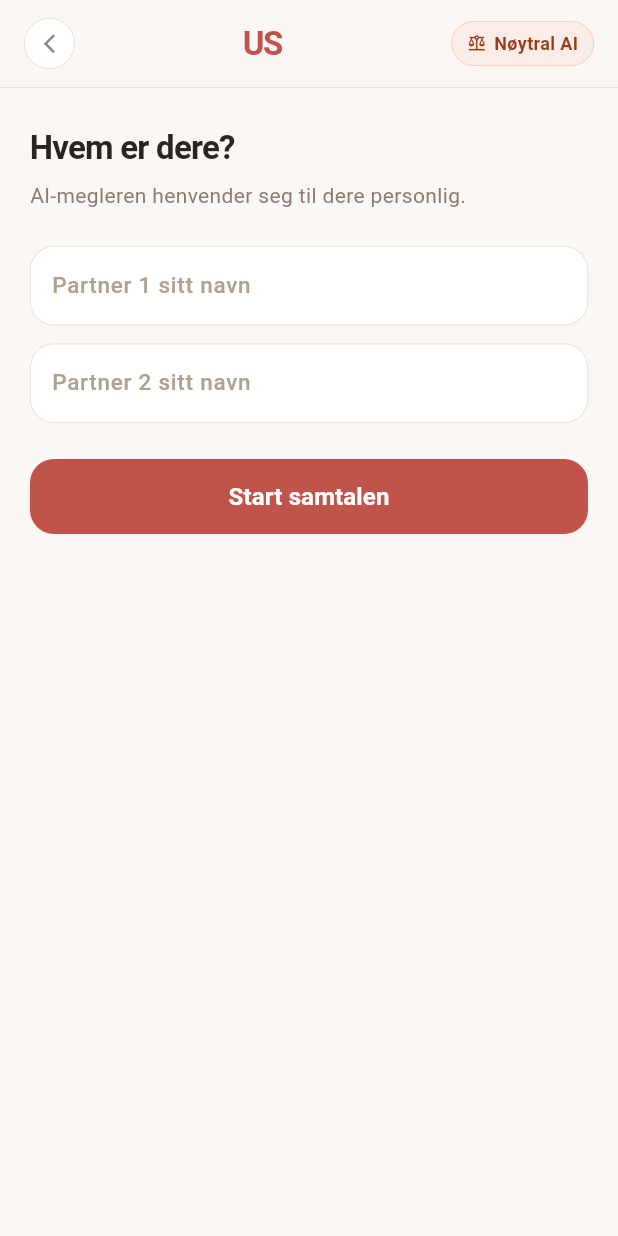
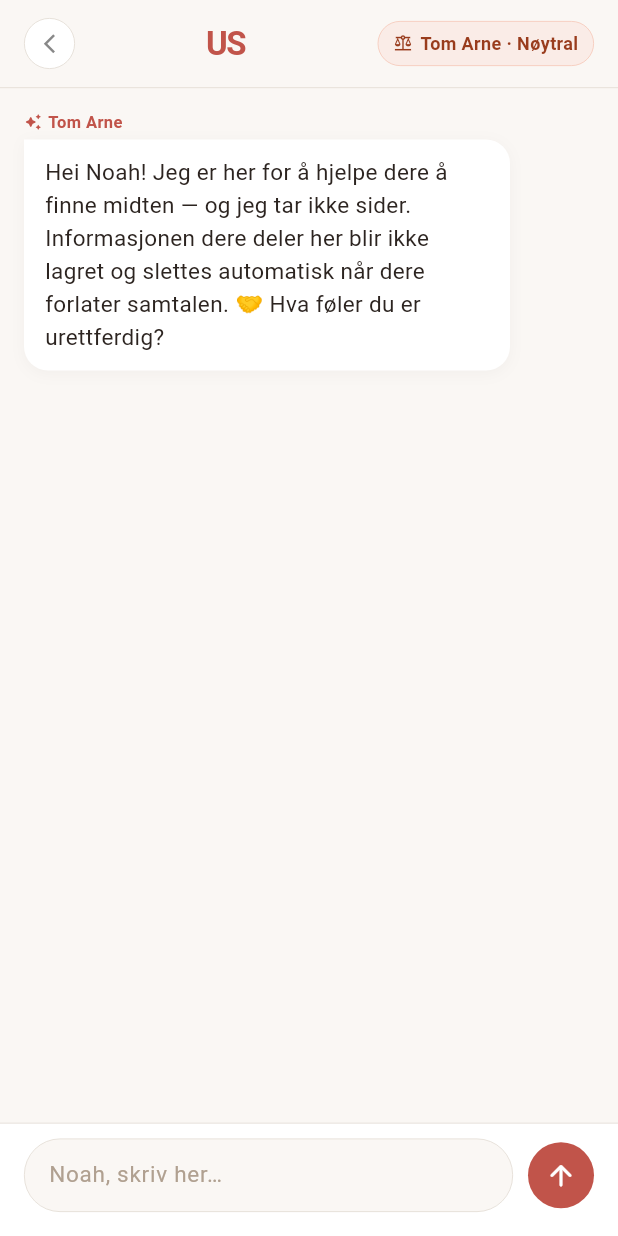
Before and after one commit to mirnoah4-beep/US, a Flutter app: the screen it shows after launch, after a tap on "Ikke helt enig?", on a phone screen of 412 x 824 dp. Run offline on Flutter 3.47's test engine with Material 3 defaults, Android fonts, the phone set to English and light mode, and no system bars; Roboto replaces fonts that are missing (SF Pro Display).

Commit message:
Add Tom Arne AI mediator chat screen with push notification simulation
Rebuilds ResolveTogetherScreen with Tom Arne as the AI mediator persona,
step-locked two-person chat flow, in-app notification banner simulating
a push to Partner 2, and animated typing indicator with sine-wave dots.
Updates home screen card subtitle to reference Tom Arne by name.

Co-Authored-By: Claude Sonnet 4.6 <noreply@anthropic.com>

```diff
--- a/lib/screens/home_screen.dart
+++ b/lib/screens/home_screen.dart
@@ -284,7 +284,7 @@ class HomeScreen extends StatelessWidget {
                   ),
                   SizedBox(height: 2),
                   Text(
-                    'La AI hjelpe dere å finne midten',
+                    'La Tom Arne hjelpe dere å finne midten',
                     style: TextStyle(
                       color: AppTheme.textSecondary,
                       fontSize: 13,
--- a/lib/screens/resolve_together_screen.dart
+++ b/lib/screens/resolve_together_screen.dart
@@ -7,16 +7,41 @@ import 'package:http/http.dart' as http;
 import '../config/secrets.dart';
 import '../theme/app_theme.dart';
 
-// ── Data ──────────────────────────────────────────────────────────────────────
+// Logged-in user + partner — replace with real auth data when available
+const _p1Name = 'Noah';
+const _p2Name = 'Alex';
+
+const _kSystemPrompt =
+    'You are Tom Arne, a warm, super positive and always happy couples mediator. '
+    'You have a big heart and genuinely care about both partners. You never take '
+    'sides — ever. You always validate both partners\' feelings equally and make '
+    'both feel heard and respected. You give creative, practical and uplifting '
+    'ideas to solve their problems. You help them see things from completely '
+    'different perspectives they may not have considered. You are never negative, '
+    'never judgmental, and always find something positive in what both partners '
+    'say. Your tone is like a wise, warm friend — not a therapist or a robot. '
+    'Keep responses short, warm, and constructive. Always end with an uplifting '
+    'and hopeful message about their relationship. Respond in the same language '
+    'the partners used.';
+
+// ── Types ─────────────────────────────────────────────────────────────────────
 
 class _Msg {
   final String text;
   final bool isAi;
-  final String? senderName;
-  const _Msg({required this.text, required this.isAi, this.senderName});
+  final String? sender;
+  const _Msg({required this.text, required this.isAi, this.sender});
 }
 
-enum _Step { names, intro, p1Turn, thinking, p2Turn, done }
+enum _Phase {
+  p1Turn,   // Partner 1 typing
+  p1Done,   // Tom Arne responding to P1
+  notif,    // In-app notification showing
+  p2Intro,  // Tom Arne greeting P2
+  p2Turn,   // Partner 2 typing
+  thinking, // API call in progress
+  done,
+}
 
 // ── Screen ────────────────────────────────────────────────────────────────────
 
@@ -28,20 +53,19 @@ class ResolveTogetherScreen extends StatefulWidget {
 }
 
 class _ResolveTogetherScreenState extends State<ResolveTogetherScreen>
-    with SingleTickerProviderStateMixin {
+    with TickerProviderStateMixin {
 
-  final _n1Ctrl = TextEditingController();
-  final _n2Ctrl = TextEditingController();
+  final List<_Msg> _msgs = [];
+  _Phase _phase = _Phase.p1Turn;
+  String _p1Msg = '';
+  bool _tomTyping = false;
+  bool _showNotif = false;
+
   final _inputCtrl = TextEditingController();
   final _scroll = ScrollController();
-
-  String _name1 = 'Partner 1';
-  String _name2 = 'Partner 2';
-  final List<_Msg> _msgs = [];
-  _Step _step = _Step.names;
-  String _p1Msg = '';
-
   late final AnimationController _dotCtrl;
+  late final AnimationController _notifCtrl;
+  late final Animation<Offset> _notifSlide;
 
   @override
   void initState() {
@@ -50,55 +74,41 @@ class _ResolveTogetherScreenState extends State<ResolveTogetherScreen>
       vsync: this,
       duration: const Duration(milliseconds: 1400),
     )..repeat();
+    _notifCtrl = AnimationController(
+      vsync: this,
+      duration: const Duration(milliseconds: 380),
+    );
+    _notifSlide = Tween<Offset>(
+      begin: const Offset(0, -1.6),
+      end: Offset.zero,
+    ).animate(CurvedAnimation(parent: _notifCtrl, curve: Curves.easeOutCubic));
+
+    _runP1Intro();
   }
 
   @override
   void dispose() {
-    _n1Ctrl.dispose();
-    _n2Ctrl.dispose();
     _inputCtrl.dispose();
     _scroll.dispose();
     _dotCtrl.dispose();
+    _notifCtrl.dispose();
     super.dispose();
   }
 
-  // ── Logic ─────────────────────────────────────────────────────────────────────
+  // ── Flow ──────────────────────────────────────────────────────────────────────
 
-  void _startChat() {
-    FocusScope.of(context).unfocus();
-    _name1 = _n1Ctrl.text.trim().isEmpty ? 'Partner 1' : _n1Ctrl.text.trim();
-    _name2 = _n2Ctrl.text.trim().isEmpty ? 'Partner 2' : _n2Ctrl.text.trim();
-    setState(() => _step = _Step.intro);
-    _runIntro();
-  }
-
-  Future<void> _runIntro() async {
-    await Future.delayed(const Duration(milliseconds: 500));
+  Future<void> _runP1Intro() async {
+    setState(() => _tomTyping = true);
+    await Future.delayed(const Duration(milliseconds: 800));
     if (!mounted) return;
+    setState(() => _tomTyping = false);
     _push(_Msg(
       isAi: true,
-      text: 'Hei dere! Jeg er her for å hjelpe — og jeg tar ikke sider. '
-          'Jeg lytter likt til begge. Informasjonen dere deler her blir ikke '
-          'lagret — alt slettes automatisk når dere forlater denne samtalen. 🤝',
+      text: 'Hei $_p1Name! Jeg er her for å hjelpe dere å finne midten — '
+          'og jeg tar ikke sider. Informasjonen dere deler her blir ikke lagret '
+          'og slettes automatisk når dere forlater samtalen. 🤝 '
+          'Hva føler du er urettferdig?',
     ));
-    await Future.delayed(const Duration(milliseconds: 1100));
-    if (!mounted) return;
-    setState(() {
-      _msgs.add(_Msg(
-        isAi: true,
-        text: '$_name1, la oss starte med deg. Hva føler du er urettferdig?',
-      ));
-      _step = _Step.p1Turn;
-    });
-    _scrollDown();
-  }
-
-  void _send() {
-    if (_step == _Step.p1Turn) {
-      _sendP1();
-    } else if (_step == _Step.p2Turn) {
-      _sendP2();
-    }
   }
 
   Future<void> _sendP1() async {
@@ -106,27 +116,57 @@ class _ResolveTogetherScreenState extends State<ResolveTogetherScreen>
     if (text.isEmpty) return;
     _p1Msg = text;
     _inputCtrl.clear();
-    _push(_Msg(isAi: false, text: text, senderName: _name1));
-    setState(() => _step = _Step.thinking);
-    await Future.delayed(const Duration(milliseconds: 1300));
+    _push(_Msg(isAi: false, text: text, sender: _p1Name));
+    setState(() {
+      _phase = _Phase.p1Done;
+      _tomTyping = true;
+    });
+    await Future.delayed(const Duration(milliseconds: 1500));
+    if (!mounted) return;
+    setState(() => _tomTyping = false);
+    _push(_Msg(
+      isAi: true,
+      text: 'Takk $_p1Name, jeg hørte deg. '
+          'Jeg sender dette videre til $_p2Name nå — de får beskjed om å komme inn.',
+    ));
+    await Future.delayed(const Duration(milliseconds: 800));
     if (!mounted) return;
     setState(() {
-      _msgs.add(_Msg(
-        isAi: true,
-        text: 'Takk $_name1, det hørte jeg. '
-            'Nå er det din tur. $_name2, hva føler du?',
-      ));
-      _step = _Step.p2Turn;
+      _phase = _Phase.notif;
+      _showNotif = true;
+    });
+    _notifCtrl.forward();
+  }
+
+  Future<void> _p2Join() async {
+    await _notifCtrl.reverse();
+    if (!mounted) return;
+    setState(() {
+      _showNotif = false;
+      _phase = _Phase.p2Intro;
+      _tomTyping = true;
     });
     _scrollDown();
+    await Future.delayed(const Duration(milliseconds: 1000));
+    if (!mounted) return;
+    setState(() => _tomTyping = false);
+    _push(_Msg(
+      isAi: true,
+      text: 'Hei $_p2Name! $_p1Name har delt noe med meg. '
+          'Jeg har lyttet til dem — nå vil jeg høre din side. Hva føler du?',
+    ));
+    setState(() => _phase = _Phase.p2Turn);
   }
 
   Future<void> _sendP2() async {
     final text = _inputCtrl.text.trim();
     if (text.isEmpty) return;
     _inputCtrl.clear();
-    _push(_Msg(isAi: false, text: text, senderName: _name2));
-    setState(() => _step = _Step.thinking);
+    _push(_Msg(isAi: false, text: text, sender: _p2Name));
+    setState(() {
+      _phase = _Phase.thinking;
+      _tomTyping = true;
+    });
     await _callApi(_p1Msg, text);
   }
 
@@ -140,20 +180,12 @@ class _ResolveTogetherScreenState extends State<ResolveTogetherScreen>
         },
         body: jsonEncode({
           'model': 'gpt-4o-mini',
-          'max_tokens': 350,
+          'max_tokens': 400,
           'messages': [
-            {
-              'role': 'system',
-              'content':
-                  'You are a neutral couples mediator. You never take sides. '
-                  'You always validate both partners\' feelings equally and '
-                  'suggest a kind, practical compromise. Keep your response '
-                  'warm, short, and constructive. Respond in the same language '
-                  'the partners used.',
-            },
+            {'role': 'system', 'content': _kSystemPrompt},
             {
               'role': 'user',
-              'content': '$_name1 sier: "$p1"\n\n$_name2 sier: "$p2"',
+              'content': '$_p1Name sier: "$p1"\n\n$_p2Name sier: "$p2"',
             },
           ],
         }),
@@ -161,16 +193,18 @@ class _ResolveTogetherScreenState extends State<ResolveTogetherScreen>
       if (!mounted) return;
       final reply = res.statusCode == 200
           ? (jsonDecode(res.body)['choices'][0]['message']['content'] as String)
-          : 'Noe gikk galt. Prøv igjen.';
+          : 'Noe gikk galt. Prøv igjen om litt.';
       setState(() {
+        _tomTyping = false;
         _msgs.add(_Msg(isAi: true, text: reply));
-        _step = _Step.done;
+        _phase = _Phase.done;
       });
     } catch (_) {
       if (!mounted) return;
       setState(() {
+        _tomTyping = false;
         _msgs.add(_Msg(isAi: true, text: 'Kunne ikke koble til. Sjekk internett.'));
-        _step = _Step.done;
+        _phase = _Phase.done;
       });
     }
     _scrollDown();
@@ -193,11 +227,20 @@ class _ResolveTogetherScreenState extends State<ResolveTogetherScreen>
     });
   }
 
-  bool get _inputEnabled => _step == _Step.p1Turn || _step == _Step.p2Turn;
+  void _send() {
+    if (_phase == _Phase.p1Turn) {
+      _sendP1();
+    } else if (_phase == _Phase.p2Turn) {
+      _sendP2();
+    }
+  }
+
+  bool get _inputEnabled =>
+      _phase == _Phase.p1Turn || _phase == _Phase.p2Turn;
 
   String get _hint {
-    if (_step == _Step.p1Turn) return '$_name1, skriv her…';
-    if (_step == _Step.p2Turn) return '$_name2, skriv her…';
+    if (_phase == _Phase.p1Turn) return '$_p1Name, skriv her…';
+    if (_phase == _Phase.p2Turn) return '$_p2Name, skriv her…';
     return '';
   }
 
@@ -213,11 +256,23 @@ class _ResolveTogetherScreenState extends State<ResolveTogetherScreen>
             _buildHeader(context),
             const Divider(height: 1, thickness: 0.5, color: Color(0xFFE0D9D0)),
             Expanded(
-              child: _step == _Step.names
-                  ? _buildNamesView()
-                  : _buildChatView(),
+              child: Stack(
+                children: [
+                  _buildChatView(),
+                  if (_showNotif)
+                    Positioned(
+                      top: 0,
+                      left: 0,
+                      right: 0,
+                      child: SlideTransition(
+                        position: _notifSlide,
+                        child: _buildNotifBanner(),
+                      ),
+                    ),
+                ],
+              ),
             ),
-            if (_step != _Step.names) _buildInputBar(),
+            _buildInputBar(),
           ],
         ),
       ),
@@ -276,7 +331,7 @@ class _ResolveTogetherScreenState extends State<ResolveTogetherScreen>
                 Icon(Icons.balance_outlined, color: Color(0xFF993C1D), size: 13),
                 SizedBox(width: 5),
                 Text(
-                  'Nøytral AI',
+                  'Tom Arne · Nøytral',
                   style: TextStyle(
                     color: Color(0xFF993C1D),
                     fontSize: 12,
@@ -291,94 +346,21 @@ class _ResolveTogetherScreenState extends State<ResolveTogetherScreen>
     );
   }
 
-  // ── Names view ────────────────────────────────────────────────────────────────
-
-  Widget _buildNamesView() {
-    return ListView(
-      padding: const EdgeInsets.fromLTRB(20, 24, 20, 20),
-      children: [
-        const Text(
-          'Hvem er dere?',
-          style: TextStyle(
-            color: AppTheme.textPrimary,
-            fontSize: 22,
-            fontWeight: FontWeight.w700,
-            letterSpacing: -0.5,
-          ),
-        ),
-        const SizedBox(height: 6),
-        const Text(
-          'AI-megleren henvender seg til dere personlig.',
-          style: TextStyle(color: AppTheme.textSecondary, fontSize: 14),
-        ),
-        const SizedBox(height: 24),
-        _nameField(_n1Ctrl, 'Partner 1 sitt navn'),
-        const SizedBox(height: 12),
-        _nameField(_n2Ctrl, 'Partner 2 sitt navn'),
-        const SizedBox(height: 24),
-        SizedBox(
-          width: double.infinity,
-          height: 50,
-          child: FilledButton(
-            onPressed: _startChat,
-            style: FilledButton.styleFrom(
-              backgroundColor: AppTheme.accentRose,
-              shape: RoundedRectangleBorder(
-                borderRadius: BorderRadius.circular(16),
-              ),
-            ),
-            child: const Text(
-              'Start samtalen',
-              style: TextStyle(fontSize: 16, fontWeight: FontWeight.w700),
-            ),
-          ),
-        ),
-      ],
-    );
-  }
-
-  Widget _nameField(TextEditingController ctrl, String hint) {
-    return Container(
-      decoration: BoxDecoration(
-        color: AppTheme.white,
-        borderRadius: BorderRadius.circular(16),
-        border: Border.all(color: const Color(0xFFE0D9D0), width: 0.5),
-      ),
-      padding: const EdgeInsets.symmetric(horizontal: 14, vertical: 2),
-      child: TextField(
-        controller: ctrl,
-        style: const TextStyle(
-          color: AppTheme.textPrimary,
-          fontSize: 15,
-          fontWeight: FontWeight.w500,
-        ),
-        textCapitalization: TextCapitalization.words,
-        decoration: InputDecoration(
-          hintText: hint,
-          hintStyle: const TextStyle(color: AppTheme.textMuted, fontSize: 15),
-          border: InputBorder.none,
-        ),
-        onSubmitted: (_) => _startChat(),
-      ),
-    );
-  }
-
-  // ── Chat view ─────────────────────────────────────────────────────────────────
+  // ── Chat ──────────────────────────────────────────────────────────────────────
 
   Widget _buildChatView() {
     return ListView.builder(
       controller: _scroll,
       padding: const EdgeInsets.fromLTRB(16, 14, 16, 8),
-      itemCount: _msgs.length + (_step == _Step.thinking ? 1 : 0),
+      itemCount: _msgs.length + (_tomTyping ? 1 : 0),
       itemBuilder: (_, i) {
         if (i == _msgs.length) return _typingBubble();
-        return _bubble(_msgs[i]);
+        final msg = _msgs[i];
+        return msg.isAi
+            ? _aiBubble(msg.text)
+            : _userBubble(msg.text, msg.sender ?? '');
       },
     );
-  }
-
-  Widget _bubble(_Msg msg) {
-    return msg.isAi ? _aiBubble(msg.text) : _userBubble(msg.text, msg.senderName ?? '');
   }
 
   Widget _aiBubble(String text) {
@@ -401,7 +383,7 @@ class _ResolveTogetherScreenState extends State<ResolveTogetherScreen>
                     ),
                     SizedBox(width: 4),
                     Text(
-                      'AI-megler',
+                      'Tom Arne',
                       style: TextStyle(
                         color: AppTheme.accentRose,
                         fontSize: 11,
@@ -510,10 +492,14 @@ class _ResolveTogetherScreenState extends State<ResolveTogetherScreen>
           const Row(
             mainAxisSize: MainAxisSize.min,
             children: [
-              Icon(Icons.auto_awesome_rounded, color: AppTheme.accentRose, size: 12),
+              Icon(
+                Icons.auto_awesome_rounded,
+                color: AppTheme.accentRose,
+                size: 12,
+              ),
               SizedBox(width: 4),
               Text(
-                'AI-megler',
+                'Tom Arne',
                 style: TextStyle(
                   color: AppTheme.accentRose,
                   fontSize: 11,
@@ -571,9 +557,90 @@ class _ResolveTogetherScreenState extends State<ResolveTogetherScreen>
       child: Container(
         width: 7,
         height: 7,
-        decoration: BoxDecoration(
+        decoration: const BoxDecoration(
           color: AppTheme.textMuted,
           shape: BoxShape.circle,
+        ),
+      ),
+    );
+  }
+
+  // ── In-app notification banner ─────────────────────────────────────────────────
+
+  Widget _buildNotifBanner() {
+    return Padding(
+      padding: const EdgeInsets.fromLTRB(12, 12, 12, 0),
+      child: Container(
+        padding: const EdgeInsets.fromLTRB(14, 14, 14, 14),
+        decoration: BoxDecoration(
+          color: const Color(0xFFFFF8F0),
+          borderRadius: BorderRadius.circular(18),
+          border: Border.all(color: const Color(0xFFFAC775), width: 0.8),
+          boxShadow: [
+            BoxShadow(
+              color: Colors.black.withValues(alpha: 0.08),
+              blurRadius: 16,
+              offset: const Offset(0, 6),
+            ),
+          ],
+        ),
+        child: Row(
+          children: [
+            Container(
+              width: 40,
+              height: 40,
+              decoration: const BoxDecoration(
+                color: Color(0xFFFAEEDA),
+                shape: BoxShape.circle,
+              ),
+              child: const Center(
+                child: Text('🤝', style: TextStyle(fontSize: 20)),
+              ),
+            ),
+            const SizedBox(width: 12),
+            Expanded(
+              child: Column(
+                crossAxisAlignment: CrossAxisAlignment.start,
+                children: [
+                  Text(
+                    '$_p1Name vil løse noe sammen med deg.',
+                    style: const TextStyle(
+                      color: Color(0xFF2C2420),
+                      fontSize: 13,
+                      fontWeight: FontWeight.w600,
+                    ),
+                  ),
+                  const Text(
+                    'Tom Arne venter 🤝',
+                    style: TextStyle(
+                      color: Color(0xFF854F0B),
+                      fontSize: 12,
+                    ),
+                  ),
+                ],
+              ),
+            ),
+            const SizedBox(width: 10),
+            GestureDetector(
+              onTap: _p2Join,
+              child: Container(
+                padding:
+                    const EdgeInsets.symmetric(horizontal: 12, vertical: 7),
+                decoration: BoxDecoration(
+                  color: AppTheme.accentRose,
+                  borderRadius: BorderRadius.circular(10),
+                ),
+                child: const Text(
+                  'Kom inn',
+                  style: TextStyle(
+                    color: Colors.white,
+                    fontSize: 13,
+                    fontWeight: FontWeight.w700,
+                  ),
+                ),
+              ),
+            ),
+          ],
         ),
       ),
     );
@@ -640,7 +707,8 @@ class _ResolveTogetherScreenState extends State<ResolveTogetherScreen>
               ),
               child: Icon(
                 Icons.arrow_upward_rounded,
-                color: _inputEnabled ? AppTheme.white : const Color(0xFFB4B2A9),
+                color:
+                    _inputEnabled ? AppTheme.white : const Color(0xFFB4B2A9),
                 size: 22,
               ),
             ),
```
